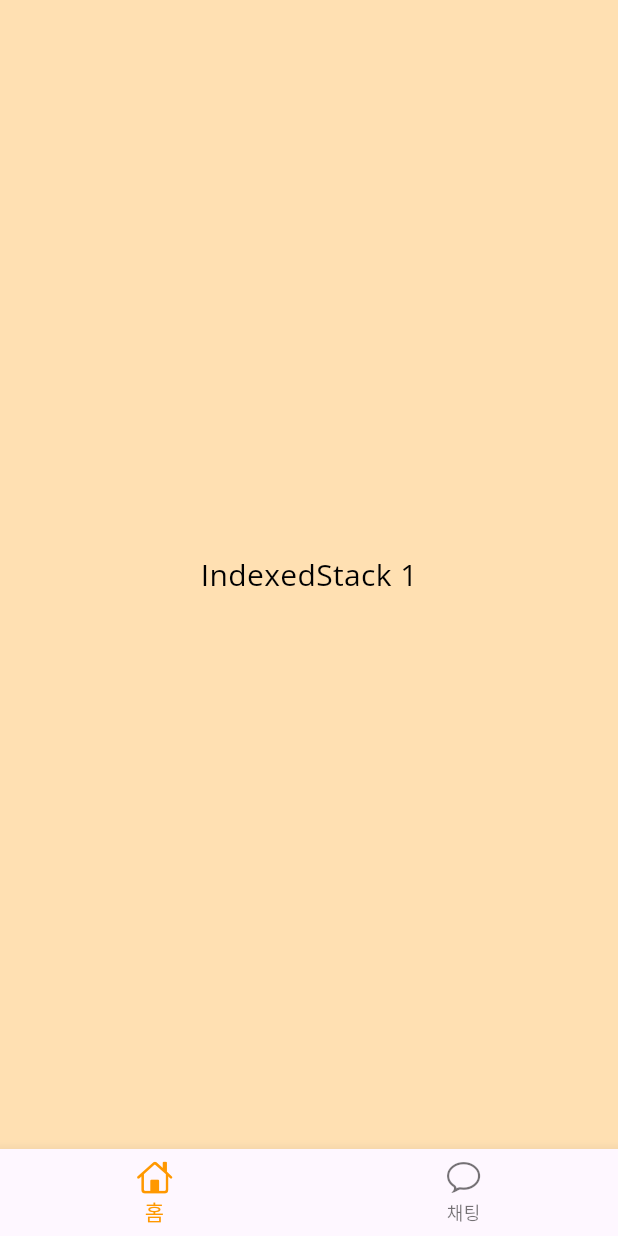
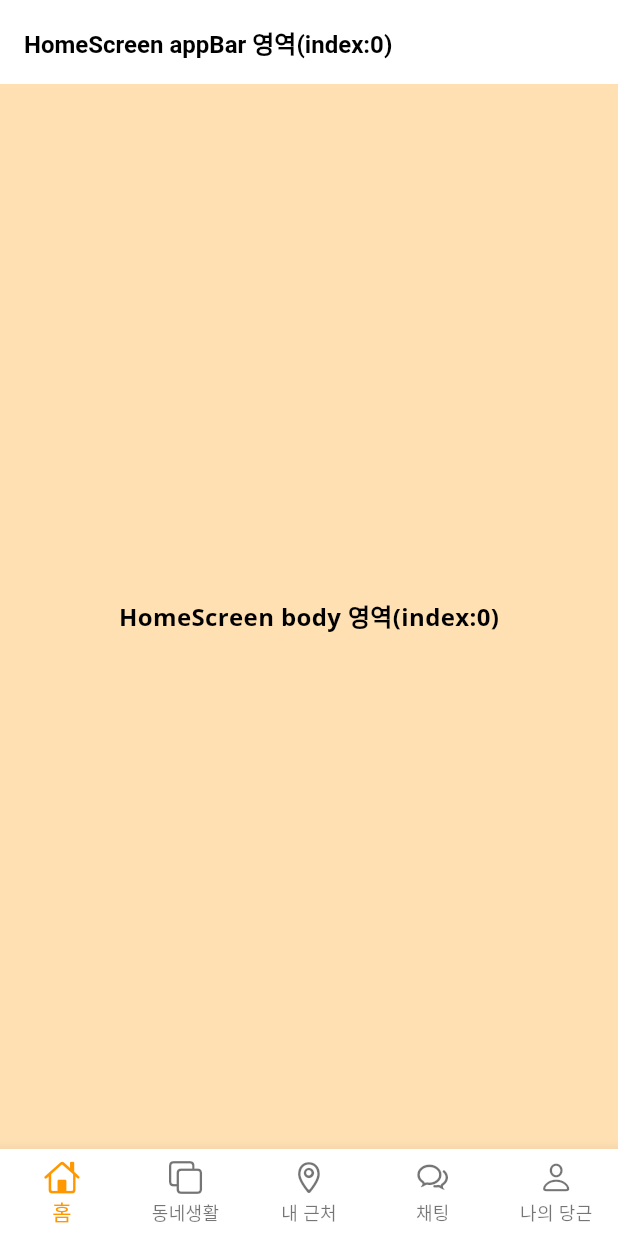
Before and after one commit to hyeji111544/flutter-app, a Flutter app: the screen it shows after launch, on a phone screen of 412 x 824 dp. Run offline on Flutter 3.47's test engine with Material 3 defaults, Android fonts, the light colour scheme and no system bars; our stand-ins replace google_fonts.

Commit message:
홈 스크린 구성 (#17)

```diff
--- /dev/null
+++ b/marketapp/lib/screens/home/home_screen.dart
@@ -0,0 +1,22 @@
+import 'package:flutter/material.dart';
+import 'package:marketapp/theme.dart';
+
+class HomeScreen extends StatelessWidget {
+  @override
+  Widget build(BuildContext context) {
+    return Scaffold(
+      appBar: AppBar(
+        title: Text('HomeScreen appBar 영역(index:0)'),
+      ),
+      body: Container(
+        color: Colors.orange[100],
+        child: Center(
+          child: Text(
+            'HomeScreen body 영역(index:0)',
+            style: textTheme().displayMedium,
+          ),
+        ),
+      ),
+    );
+  }
+}
--- a/marketapp/lib/screens/main_screens.dart
+++ b/marketapp/lib/screens/main_screens.dart
@@ -1,5 +1,10 @@
 import 'package:flutter/cupertino.dart';
 import 'package:flutter/material.dart';
+import 'package:marketapp/screens/chatting/chatting_screen.dart';
+import 'package:marketapp/screens/home/home_screen.dart';
+import 'package:marketapp/screens/my_carrot/my_carrot_screen.dart';
+import 'package:marketapp/screens/near_me/near_me_screen.dart';
+import 'package:marketapp/screens/neighborhood_life/neighborhood_life_screen.dart';
 
 class MainScreens extends StatefulWidget {
   @override
@@ -15,37 +20,17 @@ class _MainScreensState extends State<MainScreens> {
       body: IndexedStack(
         index: _selectedIndex,
         children: [
-          Container(
-            color: Colors.orange[100],
-            child: Center(
-              child: Text(
-                'IndexedStack 1',
-                style: TextStyle(fontSize: 20, color: Colors.black),
-              ),
-            ),
-          ),
-          Container(
-            color: Colors.redAccent[100],
-            child: Center(
-              child: Text(
-                'IndexedStack 2',
-                style: TextStyle(fontSize: 20, color: Colors.black),
-              ),
-            ),
-          ),
+          HomeScreen(),
+          NeighborhoodLifeScreen(),
+          NearMeScreen(),
+          ChattingScreen(),
+          MyCarrotScreen()
         ],
       ),
       bottomNavigationBar: BottomNavigationBar(
-        items: [
-          BottomNavigationBarItem(
-            label: '홈',
-            icon: Icon(CupertinoIcons.home),
-          ),
-          BottomNavigationBarItem(
-            label: '채팅',
-            icon: Icon(CupertinoIcons.chat_bubble),
-          ),
-        ],
+        backgroundColor: Colors.white,
+        type: BottomNavigationBarType.fixed,
+        currentIndex: _selectedIndex,
         onTap: (index) {
           setState(
             () {
@@ -53,7 +38,18 @@ class _MainScreensState extends State<MainScreens> {
             },
           );
         },
-        currentIndex: _selectedIndex,
+        items: [
+          const BottomNavigationBarItem(
+              label: '홈', icon: Icon(CupertinoIcons.home)),
+          const BottomNavigationBarItem(
+              label: '동네생활', icon: Icon(CupertinoIcons.square_on_square)),
+          const BottomNavigationBarItem(
+              label: '내 근처', icon: Icon(CupertinoIcons.placemark)),
+          const BottomNavigationBarItem(
+              label: '채팅', icon: Icon(CupertinoIcons.chat_bubble_2)),
+          const BottomNavigationBarItem(
+              label: '나의 당근', icon: Icon(CupertinoIcons.person)),
+        ],
       ),
     );
   }
```
Also changed, not shown: marketapp/lib/screens/chatting/chatting_screen.dart (added, +10 -0 lines), marketapp/lib/screens/my_carrot/my_carrot_screen.dart (added, +10 -0 lines), marketapp/lib/screens/near_me/near_me_screen.dart (added, +10 -0 lines), marketapp/lib/screens/neighborhood_life/neighborhood_life_screen.dart (added, +10 -0 lines).
